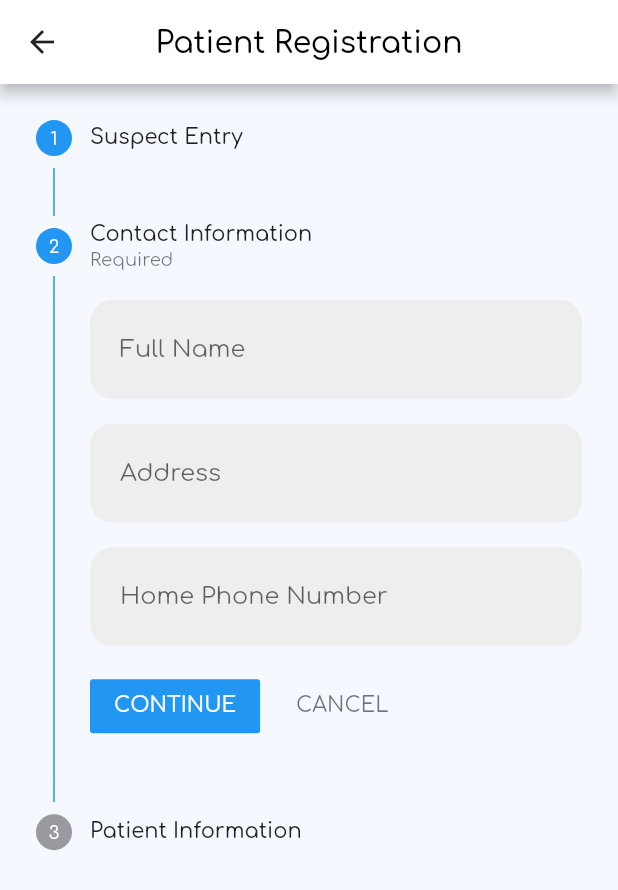
After one commit to RealEskalate/TrackSym, a Flutter app: the PatientRegistryPage screen opened directly, after a tap on "CONTINUE", on a phone screen of 412 x 824 dp. The commit adds this screen. Shown: the top 890 px of the screen. Run offline on Flutter 3.47's test engine with Material 2 defaults, Android fonts, the phone set to English and light mode, and no system bars; our stand-ins replace charts_flutter, date_picker_timeline, fl_chart, retry, shared_preferences; missing offline and left inert: dart:ffi; accounts and stored records are empty.

Commit message:
[mobile] Implement Patient Registration Page

```diff
--- a/ephi_healthcare_worker_app/lib/pages/cases/cases.dart
+++ b/ephi_healthcare_worker_app/lib/pages/cases/cases.dart
@@ -98,7 +98,7 @@ class CasesListState extends State<CasesList> {
                       CardWidget(
                           sizeHeight: 0.10,
                           sizeWidth: 0.35,
-                          color: Colors.lightBlue[700],
+                          color: Colors.lightBlueAccent[700],
                           value: "1,453",
                           change: "+25",
                           text: "Total Cases",
--- a/ephi_healthcare_worker_app/lib/pages/home/home.dart
+++ b/ephi_healthcare_worker_app/lib/pages/home/home.dart
@@ -40,19 +40,19 @@ class _HomeState extends State<Home> {
             elevation: 1,
             backgroundColor: Colors.white,
             iconTheme: new IconThemeData(
-              color: Colors.lightBlue[900],
+              color: Colors.lightBlueAccent[900],
             ),
             title: Text(
               _titles[_currentIndex],
               style: TextStyle(
-                color: Colors.lightBlue[900],
+                color: Colors.lightBlueAccent[900],
               ),
             ),
             actions: <Widget>[
               IconButton(
                 icon: Icon(
                   Icons.refresh,
-                  color: Colors.lightBlue[900],
+                  color: Colors.lightBlueAccent[900],
                 ),
                 onPressed: () {},
               )
--- a/ephi_healthcare_worker_app/lib/pages/home/homePage.dart
+++ b/ephi_healthcare_worker_app/lib/pages/home/homePage.dart
@@ -37,7 +37,7 @@ class _HomePageState extends State<HomePage> {
                 CardWidget(
                     sizeHeight: 0.15,
                     sizeWidth: 0.25,
-                    color: Colors.lightBlue[700],
+                    color: Colors.lightBlueAccent[700],
                     iconPath: "assets/images/covid.png",
                     value: "1453",
                     change: "+25",
--- /dev/null
+++ b/ephi_healthcare_worker_app/lib/pages/patient_registry_page/patientRegistryPage.dart
@@ -0,0 +1,190 @@
+import 'package:ephi_healthcare_worker_app/widgets/hexColorGenerator.dart';
+import 'package:ephi_healthcare_worker_app/widgets/inputField.dart';
+import 'package:ephi_healthcare_worker_app/widgets/roundedInputField.dart';
+import 'package:ephi_healthcare_worker_app/widgets/textFieldContainer.dart';
+import 'package:flutter/material.dart';
+
+class PatientRegistryPage extends StatefulWidget {
+  @override
+  _PatientRegistryPageState createState() => _PatientRegistryPageState();
+}
+
+class _PatientRegistryPageState extends State<PatientRegistryPage> {
+  int _currentStep = 0;
+  List<bool> _selections = List.generate(2, (_) => false);
+
+  @override
+  Widget build(BuildContext context) {
+    Size size = MediaQuery.of(context).size;
+    return Scaffold(
+      appBar: PreferredSize(
+        preferredSize: Size.fromHeight(size.height * 0.068),
+        child: AppBar(
+          centerTitle: true,
+          backgroundColor: Colors.white,
+          iconTheme: new IconThemeData(
+            color: Colors.lightBlueAccent[900],
+          ),
+          title: Text(
+            "Patient Registration",
+            style: TextStyle(
+              color: Colors.black,
+            ),
+          ),
+        ),
+      ),
+      body: Container(
+        alignment: Alignment.topCenter,
+        color: HexColor("#F5F9FF"),
+        child: Stepper(
+          steps: _mySteps(),
+          currentStep: this._currentStep,
+          onStepTapped: (step) {
+            setState(() {
+              this._currentStep = step;
+            });
+          },
+          onStepContinue: () {
+            setState(() {
+              if (this._currentStep < this._mySteps().length - 1) {
+                this._currentStep = this._currentStep + 1;
+              } else {
+                //Logic to check if everything is completed
+                print('Completed, check fields.');
+              }
+            });
+          },
+          onStepCancel: () {
+            setState(() {
+              if (this._currentStep > 0) {
+                this._currentStep = this._currentStep - 1;
+              } else {
+                this._currentStep = 0;
+              }
+            });
+          },
+        ),
+      ),
+    );
+  }
+
+  List<Step> _mySteps() {
+    Size size = MediaQuery.of(context).size;
+    List<Step> _steps = [
+      Step(
+        title: Text('Suspect Entry'),
+        content: Column(
+          crossAxisAlignment: CrossAxisAlignment.start,
+          children: [
+            Text('Is the patient a healthcare worker?',
+                style: TextStyle(fontSize: 18, color: Colors.black)),
+            SizedBox(height: size.height * 0.02),
+            ToggleButtons(
+              borderRadius: BorderRadius.circular(15),
+              // renderBorder: false,
+              children: [
+                Padding(
+                  padding: const EdgeInsets.all(1.0),
+                  child: Text(
+                    'Yes',
+                    style: TextStyle(fontSize: 16),
+                  ),
+                ),
+                Padding(
+                  padding: const EdgeInsets.all(1.0),
+                  child: Text(
+                    'No',
+                    style: TextStyle(fontSize: 16),
+                  ),
+                ),
+                // Icon(Icons.done),
+                // Icon(Icons.clear),
+              ],
+              isSelected: _selections,
+              onPressed: (int index) {
+                setState(() {
+                  _selections[index] = true;
+                  if (index == 0) {
+                    _selections[1] = false;
+                  } else {
+                    _selections[0] = false;
+                  }
+                });
+              },
+            ),
+            SizedBox(height: size.height * 0.02),
+            Text('Select all that apply',
+                style: TextStyle(fontSize: 18, color: Colors.black),
+                textAlign: TextAlign.left),
+            Column(
+              // crossAxisAlignment: CrossAxisAlignment.start,
+              children: [
+                SizedBox(
+                  height: size.height * 0.04,
+                  child: CheckboxListTile(
+                    value: true,
+                    title: Text("They are exhibiting symptoms",
+                        style: TextStyle(fontSize: 14, color: Colors.black)),
+                  ),
+                ),
+                SizedBox(
+                  height: size.height * 0.04,
+                  child: CheckboxListTile(
+                    value: true,
+                    title: Text("They have been hospitalized",
+                        style: TextStyle(fontSize: 14, color: Colors.black)),
+                  ),
+                ),
+                SizedBox(
+                  height: size.height * 0.04,
+                  child: CheckboxListTile(
+                    value: false,
+                    title: Text("They are under 18 years of age",
+                        style: TextStyle(fontSize: 14, color: Colors.black)),
+                  ),
+                ),
+              ],
+            ),
+          ],
+        ),
+        isActive: _currentStep >= 0,
+      ),
+      Step(
+        subtitle: Text('Required'),
+        title: Text('Contact Information'),
+        content: Column(
+          children: [
+            FormInputField(
+                backgroundColor: Colors.grey[200],
+                width: size.width * 0.8,
+                height: size.height * 0.08,
+                text: "Full Name"),
+            SizedBox(height: size.height * 0.02),
+            FormInputField(
+                backgroundColor: Colors.grey[200],
+                width: size.width * 0.8,
+                height: size.height * 0.08,
+                text: "Address"),
+            SizedBox(height: size.height * 0.02),
+            FormInputField(
+                backgroundColor: Colors.grey[200],
+                width: size.width * 0.8,
+                height: size.height * 0.08,
+                text: "Home Phone Number"),
+          ],
+        ),
+        isActive: _currentStep >= 1,
+      ),
+      Step(
+        title: Text('Patient Information'),
+        content: FormInputField(
+            backgroundColor: Colors.grey[200],
+            width: size.width * 0.8,
+            height: size.height * 0.08,
+            text: "Master ID"),
+        isActive: _currentStep >= 2,
+      )
+    ];
+    return _steps;
+  }
+}
--- a/ephi_healthcare_worker_app/lib/pages/profile/profilePage.dart
+++ b/ephi_healthcare_worker_app/lib/pages/profile/profilePage.dart
@@ -18,23 +18,14 @@ class _ProfilePageState extends State<ProfilePage> {
           centerTitle: true,
           backgroundColor: Colors.white,
           iconTheme: new IconThemeData(
-            color: Colors.lightBlue[900],
+            color: Colors.lightBlueAccent[900],
           ),
           title: Text(
             "Edit Profile",
             style: TextStyle(
-              color: Colors.lightBlue[900],
+              color: Colors.black,
             ),
           ),
-          // actions: <Widget>[
-          //   IconButton(
-          //     icon: Icon(
-          //       Icons.refresh,
-          //       color: Colors.lightBlue[900],
-          //     ),
-          //     onPressed: () {},
-          //   )
-          // ]
         ),
       ),
       body: Container(
@@ -79,7 +70,7 @@ class _ProfilePageState extends State<ProfilePage> {
                             width: 4,
                             color: Theme.of(context).scaffoldBackgroundColor,
                           ),
-                          color: Colors.lightBlue,
+                          color: Colors.lightBlueAccent,
                         ),
                         child: Icon(
                           Icons.edit,
@@ -117,7 +108,7 @@ class _ProfilePageState extends State<ProfilePage> {
                 ),
                 RaisedButton(
                   onPressed: () {},
-                  color: Colors.lightBlue,
+                  color: Colors.lightBlueAccent,
                   padding: EdgeInsets.symmetric(horizontal: 50),
                   elevation: 2,
                   shape: RoundedRectangleBorder(
--- a/ephi_healthcare_worker_app/lib/pages/sign_in/login.dart
+++ b/ephi_healthcare_worker_app/lib/pages/sign_in/login.dart
@@ -31,7 +31,7 @@ class LoginPage extends StatelessWidget {
                       color: Color.fromARGB(45, 0, 0, 0),
                     ),
                   ],
-                  color: Colors.lightBlue,
+                  color: Colors.lightBlueAccent,
                   fontSize: 24.0,
                 )),
             SizedBox(height: size.height * 0.05),
@@ -60,7 +60,7 @@ class LoginPage extends StatelessWidget {
               minWidth: size.width * 0.8,
               height: size.width * 0.13,
               child: RaisedButton(
-                color: Colors.lightBlue,
+                color: Colors.lightBlueAccent,
                 shape: RoundedRectangleBorder(
                     borderRadius: BorderRadius.circular(40)),
                 onPressed: () {
--- a/ephi_healthcare_worker_app/lib/pages/symptoms/symptom_home.dart
+++ b/ephi_healthcare_worker_app/lib/pages/symptoms/symptom_home.dart
@@ -84,7 +84,7 @@ class SymptomView extends StatelessWidget {
               CardWidget(
                   sizeHeight: 0.12,
                   sizeWidth: 0.41,
-                  color: Colors.lightBlue[700],
+                  color: Colors.lightBlueAccent[700],
                   value: "1,453",
                   change: "+25",
                   text: "Active Symptoms",
--- a/ephi_healthcare_worker_app/lib/pages/welcome_page/welcome.dart
+++ b/ephi_healthcare_worker_app/lib/pages/welcome_page/welcome.dart
@@ -31,7 +31,7 @@ class WelcomePage extends StatelessWidget {
                       color: Color.fromARGB(45, 0, 0, 0),
                     ),
                   ],
-                  color: Colors.lightBlue,
+                  color: Colors.lightBlueAccent,
                   fontSize: 24.0,
                 )),
             SizedBox(height: size.height * 0.25),
@@ -65,7 +65,7 @@ class WelcomePage extends StatelessWidget {
               minWidth: size.width * 0.8,
               height: size.width * 0.13,
               child: RaisedButton(
-                color: Colors.lightBlue,
+                color: Colors.lightBlueAccent,
                 shape: RoundedRectangleBorder(
                     borderRadius: BorderRadius.circular(40)),
                 onPressed: () {
--- a/ephi_healthcare_worker_app/lib/widgets/drawer.dart
+++ b/ephi_healthcare_worker_app/lib/widgets/drawer.dart
@@ -1,3 +1,4 @@
+import 'package:ephi_healthcare_worker_app/pages/patient_registry_page/patientRegistryPage.dart';
 import 'package:ephi_healthcare_worker_app/pages/profile/profilePage.dart';
 import 'package:flutter/cupertino.dart';
 import 'package:flutter/material.dart';
@@ -20,13 +21,17 @@ class AppDrawer extends StatelessWidget {
                 _createDrawerItem(
                     icon: Icons.person, text: 'Profile', context: context),
                 _createDrawerItem(
+                    icon: Icons.local_hospital,
+                    text: 'Patient Registry',
+                    context: context),
+                _createDrawerItem(
                     icon: Icons.settings, text: 'Settings', context: context),
                 // _createDrawerItem(icon: Icons.bug_report, text: 'Bug Report'),
                 _createDrawerItem(
                     icon: Icons.info, text: 'About', context: context),
                 _createDrawerItem(
                     icon: Icons.exit_to_app, text: 'Logout', context: context),
-                SizedBox(height: size.height * 0.2),
+                SizedBox(height: size.height * 0.1),
                 Column(
                   // mainAxisAlignment: MainAxisAlignment.center,
                   children: <Widget>[
@@ -119,6 +124,14 @@ Widget _createDrawerItem(
       switch (text) {
         case "Settings":
           break;
+        case "Patient Registry":
+          Navigator.push(
+            context,
+            MaterialPageRoute(
+              builder: (_) => PatientRegistryPage(),
+            ),
+          );
+          break;
         case "Profile":
           Navigator.push(
             context,
--- /dev/null
+++ b/ephi_healthcare_worker_app/lib/widgets/inputField.dart
@@ -0,0 +1,27 @@
+import 'package:flutter/material.dart';
+
+class FormInputField extends StatelessWidget {
+  final double width;
+  final double height;
+  final Color backgroundColor;
+  final String text;
+
+  const FormInputField(
+      {Key key, this.width, this.height, this.backgroundColor, this.text})
+      : super(key: key);
+
+  @override
+  Widget build(BuildContext context) {
+    return Container(
+      alignment: Alignment.centerLeft,
+      width: width,
+      height: height,
+      padding: EdgeInsets.symmetric(horizontal: 20, vertical: 5),
+      decoration: BoxDecoration(
+          color: backgroundColor, borderRadius: BorderRadius.circular(15)),
+      child: TextField(
+        decoration: InputDecoration(hintText: text, border: InputBorder.none),
+      ),
+    );
+  }
+}
```
